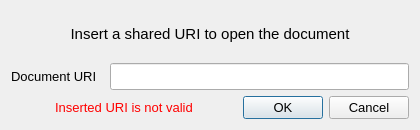
Before: the Qt Designer form textedit/openuriwindow.ui in pgallo725/livetext-pds, drawn with Qt 5.
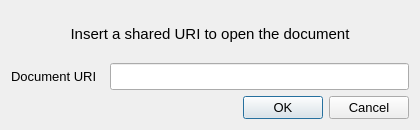
After: the same form once the commit is applied.

The edit to the form file:
```diff
--- a/textedit/openuriwindow.ui
+++ b/textedit/openuriwindow.ui
@@ -147,7 +147,7 @@
         </font>
        </property>
        <property name="text">
-        <string>Inserted URI is not valid</string>
+        <string/>
        </property>
       </widget>
      </item>
```
